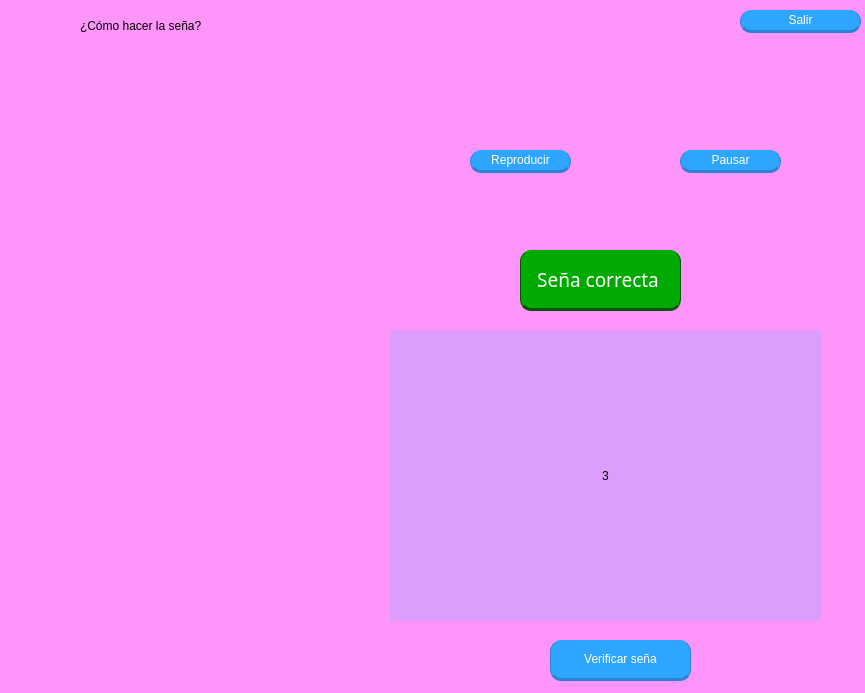
lulacuna16/TT-2021-A004, file IG5.ui: the form before one commit.
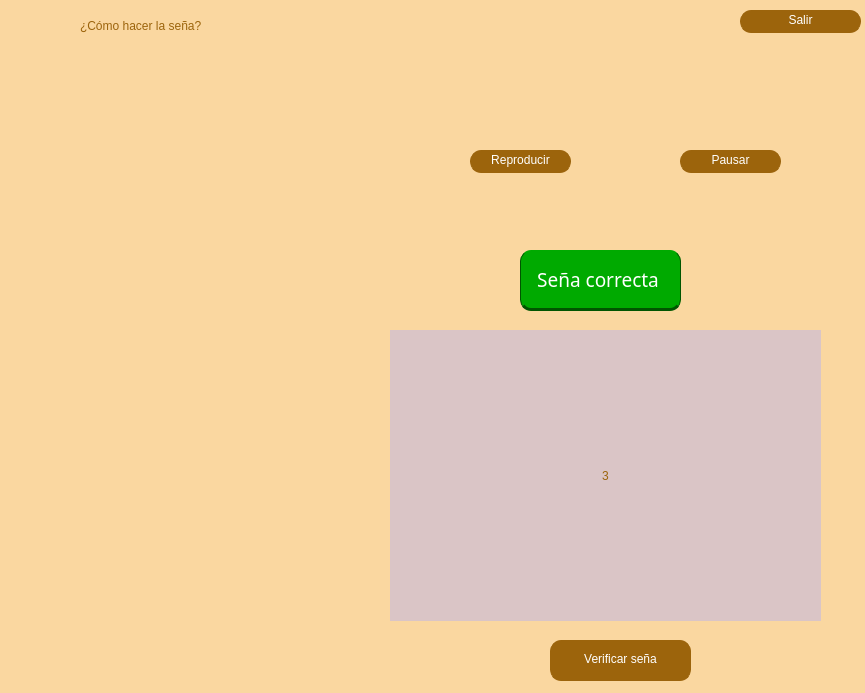
The form after the commit.

```diff
--- a/IG5.ui
+++ b/IG5.ui
@@ -14,7 +14,7 @@
    <string>Form</string>
   </property>
   <property name="styleSheet">
-   <string notr="true">	background-color: rgb(255, 149, 250);
+   <string notr="true">background-color: rgb(250, 215, 160);
 </string>
   </property>
   <widget class="QWidget" name="widgetVideoTutorial" native="true">
@@ -39,13 +39,13 @@
    <property name="styleSheet">
     <string notr="true">QPushButton{
 color: rgb(255, 255, 255);
-	background-color: rgb(46, 165, 255);
+	background-color: rgb(156, 100, 12);
 	font: 12pt &quot;Segoe Print&quot;;
 	border-radius: 11px;
 	border:none;
-	border-left: 1px solid rgb(44, 131, 212);
-	border-right: 1px solid rgb(44, 131, 212);
-	border-bottom: 3px solid rgb(44, 131, 212);
+	border-left: 1px solid rgb(156, 100, 12);
+	border-right: 1px solid rgb(156, 100, 12);
+	border-bottom: 3px solid rgb(156, 100, 12);
 }
 QPushButton:hover{
 	background-color: rgb(14, 235, 255);
@@ -77,13 +77,13 @@
    <property name="styleSheet">
     <string notr="true">QPushButton{
 color: rgb(255, 255, 255);
-	background-color: rgb(46, 165, 255);
+	background-color: rgb(156, 100, 12);
 	font: 12pt &quot;Segoe Print&quot;;
 	border-radius: 11px;
 	border:none;
-	border-left: 1px solid rgb(44, 131, 212);
-	border-right: 1px solid rgb(44, 131, 212);
-	border-bottom: 3px solid rgb(44, 131, 212);
+	border-left: 1px solid rgb(156, 100, 12);
+	border-right: 1px solid rgb(156, 100, 12);
+	border-bottom: 3px solid rgb(156, 100, 12);
 }
 QPushButton:hover{
 	background-color: rgb(14, 235, 255);
@@ -115,13 +115,13 @@
    <property name="styleSheet">
     <string notr="true">QPushButton{
 color: rgb(255, 255, 255);
-	background-color: rgb(46, 165, 255);
+	background-color: rgb(156, 100, 12);
 	font: 12pt &quot;Segoe Print&quot;;
 	border-radius: 11px;
 	border:none;
-	border-left: 1px solid rgb(44, 131, 212);
-	border-right: 1px solid rgb(44, 131, 212);
-	border-bottom: 3px solid rgb(44, 131, 212);
+	border-left: 1px solid rgb(156, 100, 12);
+	border-right: 1px solid rgb(156, 100, 12);
+	border-bottom: 3px solid rgb(156, 100, 12);
 }
 QPushButton:hover{
 	background-color: rgb(14, 235, 255);
@@ -151,7 +151,8 @@
     </rect>
    </property>
    <property name="styleSheet">
-    <string notr="true">font: 16pt &quot;Segoe Print&quot;;</string>
+    <string notr="true">font: 16pt &quot;Segoe Print&quot;;
+color: rgb(156, 100, 12);</string>
    </property>
    <property name="text">
     <string>¿Cómo hacer la seña?</string>
@@ -191,13 +192,13 @@
    <property name="styleSheet">
     <string notr="true">QPushButton{
 color: rgb(255, 255, 255);
-	background-color: rgb(46, 165, 255);
+	background-color: rgb(156, 100, 12);
 	font: 12pt &quot;Segoe Print&quot;;
 	border-radius: 11px;
 	border:none;
-	border-left: 1px solid rgb(44, 131, 212);
-	border-right: 1px solid rgb(44, 131, 212);
-	border-bottom: 3px solid rgb(44, 131, 212);
+	border-left: 1px solid rgb(156, 100, 12);
+	border-right: 1px solid rgb(156, 100, 12);
+	border-bottom: 3px solid rgb(156, 100, 12);
 }
 QPushButton:hover{
 	background-color: rgb(14, 235, 255);
@@ -259,6 +260,7 @@
    </property>
    <property name="styleSheet">
     <string notr="true">background-color: rgb(170, 170, 255,0.4);
+color: rgb(156, 100, 12);
 font: 140pt &quot;MS Shell Dlg 2&quot;;
 
 </string>
```
Left out of the diff: 32 changed lines with no effect on the pictures.
